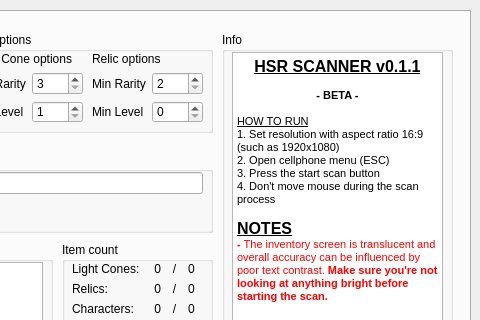
Qt form src/ui/hsr_scanner.ui (kel-z/HSR-Scanner) before a commit; both pictures show x 220 to 700 and y 0 to 320 of the 700 by 430 pixel window.
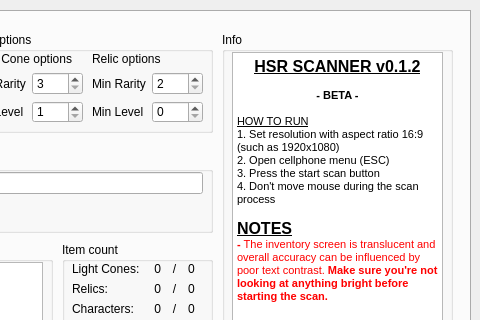
The same form after that commit.

```diff
--- a/src/ui/hsr_scanner.ui
+++ b/src/ui/hsr_scanner.ui
@@ -497,7 +497,7 @@
 &lt;html&gt;&lt;head&gt;&lt;meta name=&quot;qrichtext&quot; content=&quot;1&quot; /&gt;&lt;style type=&quot;text/css&quot;&gt;
 p, li { white-space: pre-wrap; }
 &lt;/style&gt;&lt;/head&gt;&lt;body style=&quot; font-family:'MS Shell Dlg 2'; font-size:8.25pt; font-weight:400; font-style:normal;&quot;&gt;
-&lt;p align=&quot;center&quot; style=&quot; margin-top:0px; margin-bottom:0px; margin-left:0px; margin-right:0px; -qt-block-indent:0; text-indent:0px;&quot;&gt;&lt;span style=&quot; font-size:12pt; font-weight:600; text-decoration: underline;&quot;&gt;HSR SCANNER v0.1.1&lt;/span&gt;&lt;/p&gt;
+&lt;p align=&quot;center&quot; style=&quot; margin-top:0px; margin-bottom:0px; margin-left:0px; margin-right:0px; -qt-block-indent:0; text-indent:0px;&quot;&gt;&lt;span style=&quot; font-size:12pt; font-weight:600; text-decoration: underline;&quot;&gt;HSR SCANNER v0.1.2&lt;/span&gt;&lt;/p&gt;
 &lt;p align=&quot;center&quot; style=&quot;-qt-paragraph-type:empty; margin-top:0px; margin-bottom:0px; margin-left:0px; margin-right:0px; -qt-block-indent:0; text-indent:0px;&quot;&gt;&lt;br /&gt;&lt;/p&gt;
 &lt;p align=&quot;center&quot; style=&quot; margin-top:0px; margin-bottom:0px; margin-left:0px; margin-right:0px; -qt-block-indent:0; text-indent:0px;&quot;&gt;&lt;span style=&quot; font-weight:600;&quot;&gt;- BETA -&lt;/span&gt;&lt;/p&gt;
 &lt;p align=&quot;center&quot; style=&quot;-qt-paragraph-type:empty; margin-top:0px; margin-bottom:0px; margin-left:0px; margin-right:0px; -qt-block-indent:0; text-indent:0px;&quot;&gt;&lt;br /&gt;&lt;/p&gt;
```
Left out of the diff: 2 changed lines with no effect on the pictures.
